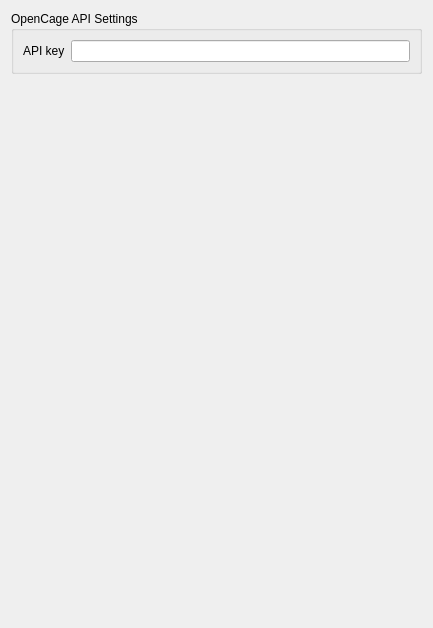
The window that opencage_geocoder/ui/settings.ui (OpenCageData/opencage-qgis-plugin) describes before a commit, drawn with Qt 5.
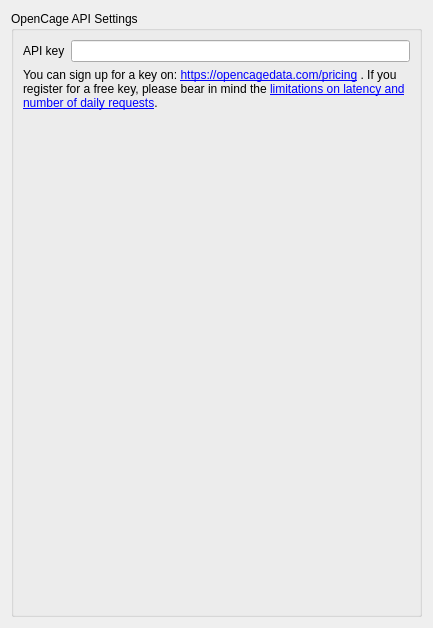
The same window after the commit. Icons and pictures are not drawn.

Commit message: - Added support text with reference to free key limitations on opencage settings.

Patch:
```diff
--- a/opencage_geocoder/ui/settings.ui
+++ b/opencage_geocoder/ui/settings.ui
@@ -27,13 +27,20 @@
         </property>
        </widget>
       </item>
-      <item row="0" column="1">
-       <widget class="QLineEdit" name="api_key_line_edit"/>
-      </item>
-     </layout>
-    </widget>
-   </item>
-   <item>
+      <item row="1" column="0" colspan="2">
+       <widget class="QLabel" name="label_2">
+        <property name="text">
+         <string>&lt;html&gt;&lt;head/&gt;&lt;body&gt;&lt;p&gt;You can sign up for a key on: &lt;a href=&quot;https://opencagedata.com/pricing&quot;&gt;&lt;span style=&quot; text-decoration: underline; color:#0000ff;&quot;&gt;https://opencagedata.com/pricing&lt;/span&gt;&lt;/a&gt; . If you register for a free key, please bear in mind the &lt;a href=&quot;https://opencagedata.com/api#free-trial#&quot;&gt;limitations on latency and number of daily requests&lt;/a&gt;.&lt;/p&gt;&lt;/body&gt;&lt;/html&gt;</string>
+        </property>
+        <property name="scaledContents">
+         <bool>false</bool>
+        </property>
+        <property name="wordWrap">
+         <bool>true</bool>
+        </property>
+       </widget>
+      </item>
+      <item row="2" column="0">
     <spacer name="verticalSpacer">
      <property name="orientation">
       <enum>Qt::Vertical</enum>
@@ -41,10 +48,16 @@
      <property name="sizeHint" stdset="0">
       <size>
        <width>20</width>
-       <height>56</height>
+          <height>40</height>
       </size>
      </property>
     </spacer>
+      </item>
+      <item row="0" column="1">
+       <widget class="QLineEdit" name="api_key_line_edit"/>
+      </item>
+     </layout>
+    </widget>
    </item>
   </layout>
  </widget>
```
Left out of the diff: 6 changed lines with no effect on the pictures. Lines whose indentation alone changed are shown as unchanged. The commit also changes 1 other file.
